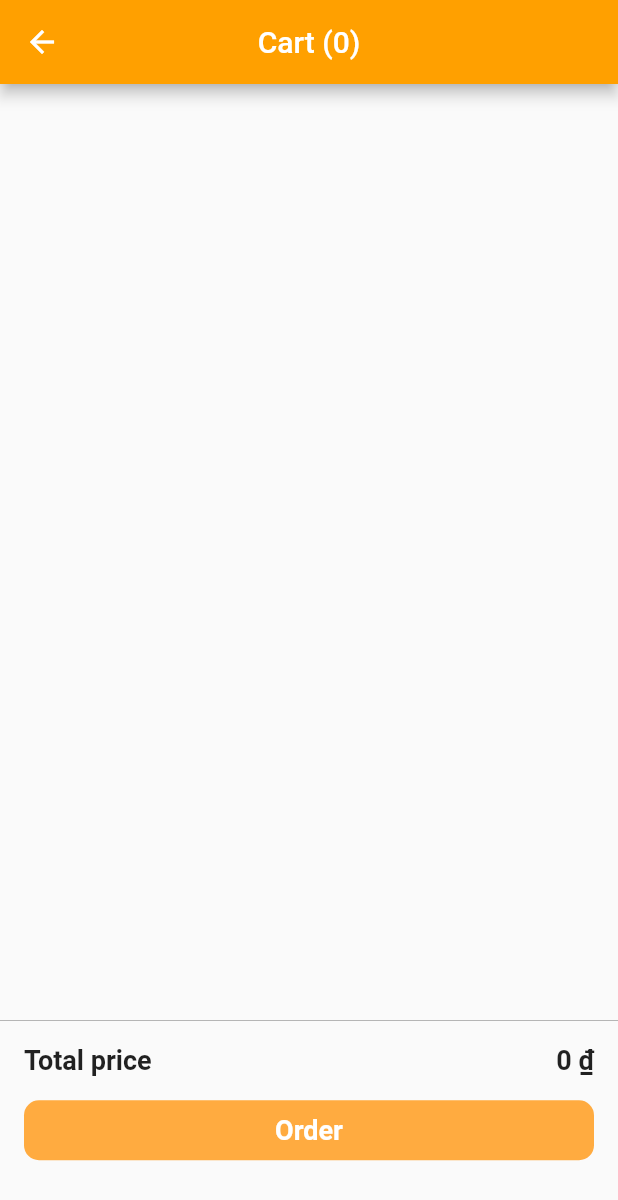
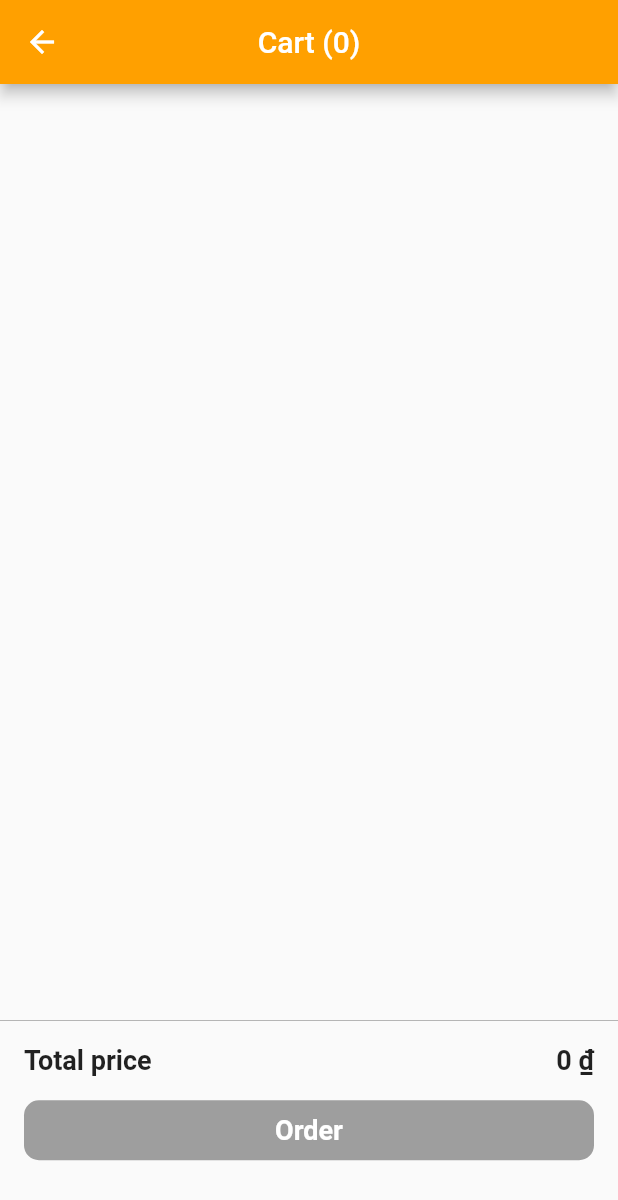
Before and after one commit to BaoTrung37/shopping_cart_bloc, a Flutter app: the ShoppingCartView screen opened directly, on a phone screen of 412 x 824 dp. Shown: the top 1200 px of the screen. Run offline on Flutter 3.47's test engine with Material 2 defaults, Android fonts, the phone set to English and light mode, and no system bars; our stand-ins replace flutter_bloc, flutter_svg, freezed_annotation.

Commit message:
check when cart is empty

```diff
--- a/lib/presentation/views/shopping_cart/shopping_cart_view.dart
+++ b/lib/presentation/views/shopping_cart/shopping_cart_view.dart
@@ -118,7 +118,10 @@ class _ShoppingCartViewState extends State<ShoppingCartView> {
                           ],
                         ),
                         const SizedBox(height: 16),
-                        AppTextButton(
+                        BlocListener<CartBloc, CartState>(
+                          listener: (context, state) {},
+                          child: AppTextButton(
+                            isActive: state.cartProducts.isNotEmpty,
                             title: 'Order',
                             onTap: () {
                               context
@@ -132,6 +135,7 @@ class _ShoppingCartViewState extends State<ShoppingCartView> {
                               });
                             },
                           ),
+                        ),
                       ],
                     ),
                   )
```
Lines whose indentation alone changed are shown as unchanged.
